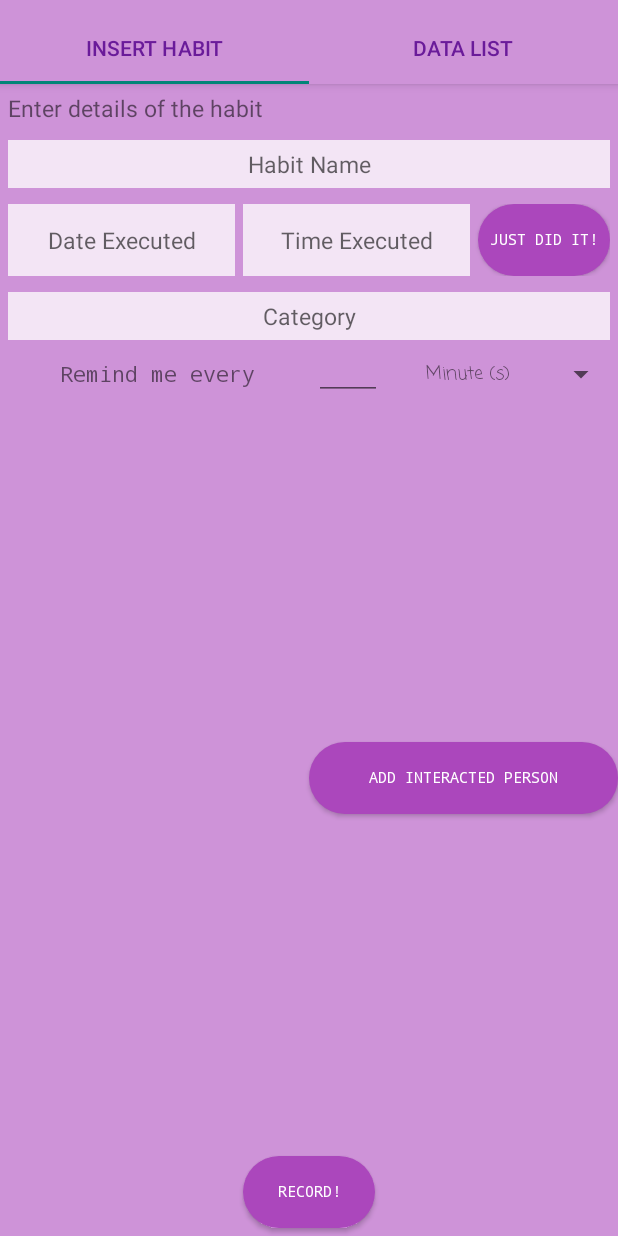
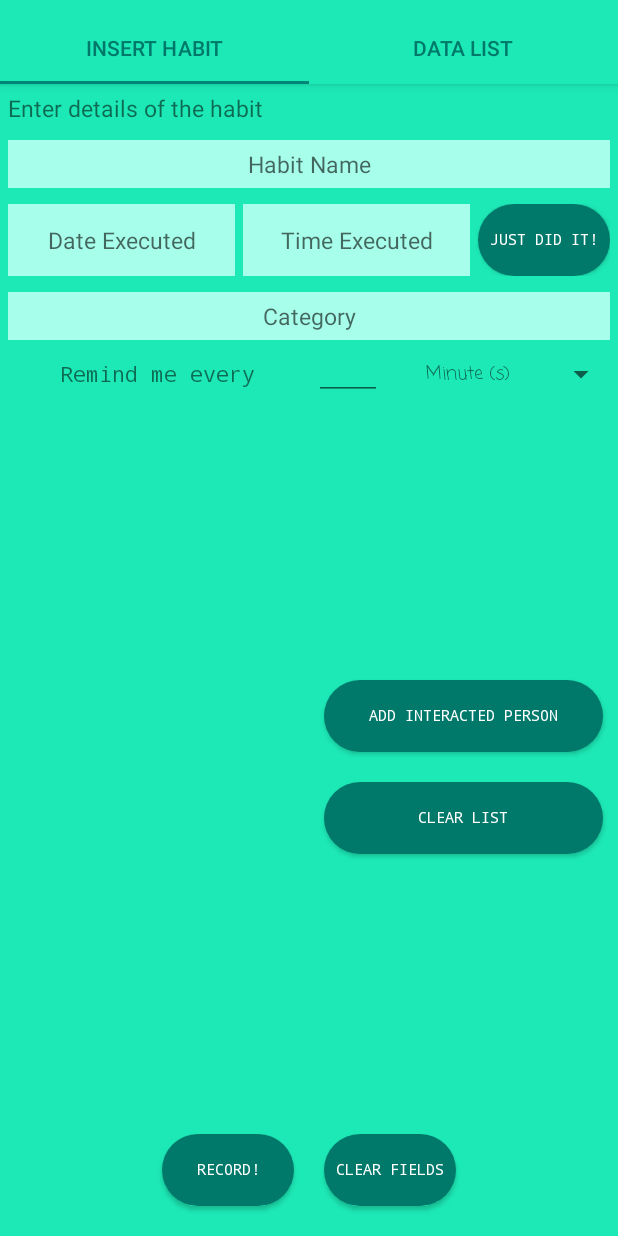
Before and after one commit to aimanuslim/Habit-Tracker, an Android app: the screen it shows after launch (TabbedActivity), on a phone screen of 412 x 824 dp. Run offline under Robolectric (Android 15) with nearby library versions, the phone set to English and light mode, and no system bars; our stand-ins replace Firebase (no records; nobody signed in at launch, a user with empty details on screens opened directly).

Commit message:
changed color, added few more buttons and revamped notifications!

```diff
--- a/app/src/main/java/com/theunheard/habitking/DataListFragment.java
+++ b/app/src/main/java/com/theunheard/habitking/DataListFragment.java
@@ -538,7 +538,7 @@ public class DataListFragment extends Fragment implements FragmentInterface {
                         habit.setName(name.getText().toString());
                         habit.setCategory(category.getText().toString());
                         habit.setReminderPeriodProperties(periodSpinner.getSelectedItemPosition(), Integer.parseInt(mult.getText().toString()));
-                        _dbHandler.updateAlarm(habit.getAlarmId(), habit.getDateLastPerformed().getTime(), habit.getRepeatingPeriodInMillis());
+                        _dbHandler.updateAlarm(habit.getAlarmId(), habit.getDateLastPerformed().getTime(), habit.getRepeatingPeriodInMillis(), habit.getName());
                         habitListAdapter.notifyDataSetChanged();
                         _dbHandler.modifyHabit(habit);
 //                        reminderFrequencyTextView.setText(habit.getReminderPeriodMultiplier().toString() + " " + habit.getReminderPerPeriodLengthModeAsString());
--- a/app/src/main/java/com/theunheard/habitking/InsertDataFragment.java
+++ b/app/src/main/java/com/theunheard/habitking/InsertDataFragment.java
@@ -61,6 +61,8 @@ public class InsertDataFragment extends Fragment implements FragmentInterface {
     private Button addPersonButton;
     private Button recordButton;
     private Button nowButton;
+    private Button clearPersonButton;
+    private Button clearFieldButton;
     private Button testButton;
     private Runnable updateAutoCompleteComponents;
 
@@ -124,7 +126,8 @@ public class InsertDataFragment extends Fragment implements FragmentInterface {
         addPersonButton = (Button) getView().findViewById(R.id.addPersonInteractedButton);
         recordButton = (Button) getView().findViewById(R.id.recordButton);
         nowButton = (Button) getView().findViewById(R.id.nowButton);
-
+        clearPersonButton = (Button) getView().findViewById(R.id.clearPersonButton);
+        clearFieldButton = (Button) getView().findViewById(R.id.clearFieldButton);
         personInteractedListView = (ListView) getView().findViewById(R.id.personInteractedListView);
 
 
@@ -244,12 +247,37 @@ public class InsertDataFragment extends Fragment implements FragmentInterface {
         setupRepetitionFrequencyField();
         setupAddInteractedPersonButton(addPersonButton);
         setupNowButton();
+        setupClearPersonButton();
+        setupClearFieldsButton();
         setupRecordButton(recordButton);
 
 
 
 
     }
+
+    private void setupClearFieldsButton(){
+        clearFieldButton.setOnClickListener(new View.OnClickListener() {
+            @Override
+            public void onClick(View view) {
+                habitNameTextView.setText("");
+                categoryTextView.setText("");
+                dateTextView.setText("");
+                timeTextView.setText("");
+            }
+        });
+    }
+
+    private void setupClearPersonButton() {
+        clearPersonButton.setOnClickListener(new View.OnClickListener() {
+            @Override
+            public void onClick(View view) {
+                person_list.clear();
+                arrayAdapter.notifyDataSetChanged();
+            }
+        });
+    }
+
 
     private void setupHabitNameAutoComplete() {
         habit_name_list = _dbHandler.getNames(_dbHandler.COL_NAME);
@@ -356,7 +384,7 @@ public class InsertDataFragment extends Fragment implements FragmentInterface {
         Date reminderTime = habit.getNextReminderTime();
         if(reminderTime != null) {
             Log.d("Next Reminder Time:", Utility.dateToString(reminderTime, Utility.dateFormat + " " + Utility.timeFormat));
-            habit.setAlarmId(_dbHandler.setAlarm(habit.getNextReminderTime().getTime(), habit.getRepeatingPeriodInMillis()));
+            habit.setAlarmId(_dbHandler.setAlarm(habit.getNextReminderTime().getTime(), habit.getRepeatingPeriodInMillis(), habit.getName()));
         }
     }
 
--- a/app/src/main/java/com/theunheard/habitking/NotificationPublisher.java
+++ b/app/src/main/java/com/theunheard/habitking/NotificationPublisher.java
@@ -15,7 +15,8 @@ import android.support.v4.app.NotificationCompat;
 public class NotificationPublisher extends BroadcastReceiver {
     @Override
     public void onReceive(Context context, Intent intent) {
-        createNotification(context, "Hey", "What up", "Alert");
+        String habitName = intent.getStringExtra("Habit Name");
+        createNotification(context, "Habit King Reminder", "I am reminding you of doing this! -> " + habitName, "Alert");
     }
 
     public void createNotification(Context context, String msg, String msgText, String msgAlert){
--- a/app/src/main/res/drawable/custom_button.xml
+++ b/app/src/main/res/drawable/custom_button.xml
@@ -4,7 +4,7 @@
         android:radius="45dp"
         />
     <solid
-        android:color="#AB47BC"
+        android:color="@color/colorGreenDark"
         />
     <padding
         android:left="0dp"
--- a/app/src/main/res/layout/activity_tabbed.xml
+++ b/app/src/main/res/layout/activity_tabbed.xml
@@ -6,7 +6,7 @@
     android:layout_width="match_parent"
     android:layout_height="match_parent"
     android:fitsSystemWindows="true"
-    android:background="@color/colorPurpleMedium"
+    android:background="@color/colorGreenMedium"
     android:orientation="vertical"
     tools:context="com.theunheard.habitking.TabbedActivity">
 
@@ -14,7 +14,7 @@
         android:id="@+id/appbar"
         android:layout_width="match_parent"
         android:layout_height="wrap_content"
-        android:background="@color/colorPurpleMedium"
+        android:background="@color/colorGreenMedium"
         android:paddingTop="@dimen/appbar_padding_top"
         android:theme="@style/AppBarOverlay">
 
@@ -22,8 +22,8 @@
             android:id="@+id/tabs"
             android:layout_width="match_parent"
             android:layout_height="wrap_content"
-            app:tabTextColor="@color/colorPurpleHigh"
-            app:tabSelectedTextColor="@color/colorPurpleHigh"
+            app:tabTextColor="@color/colorGreenDark"
+            app:tabSelectedTextColor="@color/colorGreenDark"
             />
 
     </android.support.design.widget.AppBarLayout>
--- a/app/src/main/res/layout/fragment_insert_data.xml
+++ b/app/src/main/res/layout/fragment_insert_data.xml
@@ -34,7 +34,7 @@
                 android:layout_width="match_parent"
                 android:layout_height="wrap_content"
                 android:layout_margin="5dp"
-                android:background="@color/colorPurpleSuperLight"
+                android:background="@color/colorGreenSuperLight"
                 android:hint="Habit Name"
                 android:padding="5dp"
 
@@ -60,7 +60,7 @@
                     android:layout_width="wrap_content"
                     android:layout_height="match_parent"
                     android:layout_weight="1"
-                    android:background="@color/colorPurpleSuperLight"
+                    android:background="@color/colorGreenSuperLight"
                     android:ems="8"
                     android:focusable="false"
                     android:hint="Date Executed"
@@ -76,7 +76,7 @@
                     android:layout_marginLeft="5dp"
                     android:layout_marginRight="5dp"
                     android:layout_weight="1"
-                    android:background="@color/colorPurpleSuperLight"
+                    android:background="@color/colorGreenSuperLight"
                     android:ems="8"
                     android:focusable="false"
                     android:hint="Time Executed"
@@ -104,7 +104,7 @@
                 android:layout_width="match_parent"
                 android:layout_height="wrap_content"
                 android:layout_margin="5dp"
-                android:background="@color/colorPurpleSuperLight"
+                android:background="@color/colorGreenSuperLight"
                 android:hint="Category"
                 android:inputType="text|textPersonName"
 
@@ -166,12 +166,21 @@
 
                     android:transcriptMode="alwaysScroll" />
 
+                <LinearLayout
+                    android:layout_width="0dp"
+                    android:layout_height="wrap_content"
+                    android:layout_weight="0.5"
+                    android:orientation="vertical"
+                    android:layout_gravity="center_vertical"
+                    >
+
                     <Button
                         android:id="@+id/addPersonInteractedButton"
-                    android:layout_width="0dp"
+                        android:layout_width="match_parent"
                         android:layout_height="wrap_content"
                         android:layout_gravity="center_vertical"
                         android:layout_weight="0.5"
+                        android:layout_margin="10dip"
                         android:background="@drawable/custom_button"
                         android:ems="5"
                         android:fontFamily="monospace"
@@ -183,8 +192,34 @@
 
                         />
 
+                    <Button
+                        android:id="@+id/clearPersonButton"
+                        android:layout_width="match_parent"
+                        android:layout_height="wrap_content"
+                        android:layout_gravity="center_vertical"
+                        android:layout_weight="0.5"
+                        android:layout_margin="10dip"
+                        android:background="@drawable/custom_button"
+                        android:ems="5"
+                        android:fontFamily="monospace"
+                        android:text="Clear List"
+                        android:textColor="#FFFFFFFF"
+
+                        android:textSize="10sp"
+                        android:visibility="visible"
+
+                        />
                 </LinearLayout>
 
+            </LinearLayout>
+
+
+            <LinearLayout
+                android:layout_width="wrap_content"
+                android:layout_height="wrap_content"
+                android:orientation="horizontal"
+                android:layout_gravity="center_horizontal"
+                >
 
                 <Button
 
@@ -192,16 +227,36 @@
                     android:layout_width="wrap_content"
                     android:layout_height="wrap_content"
                     android:layout_gravity="center_horizontal"
+                    android:layout_margin="10dip"
                     android:layout_marginBottom="5dp"
+                    android:layout_weight="1"
                     android:background="@drawable/custom_button"
                     android:ems="5"
+
                     android:fontFamily="monospace"
-
                     android:text="Record!"
                     android:textColor="#FFFFFFFF"
-                android:textSize="10sp"
 
-                />
+                    android:textSize="10sp" />
+
+                <Button
+
+                    android:id="@+id/clearFieldButton"
+                    android:layout_width="wrap_content"
+                    android:layout_height="wrap_content"
+                    android:layout_gravity="center_horizontal"
+                    android:layout_margin="10dip"
+                    android:layout_marginBottom="5dp"
+                    android:layout_weight="1"
+                    android:background="@drawable/custom_button"
+                    android:ems="5"
+
+                    android:fontFamily="monospace"
+                    android:text="Clear Fields"
+                    android:textColor="#FFFFFFFF"
+
+                    android:textSize="10sp" />
+            </LinearLayout>
 
 
         </LinearLayout>
--- a/app/src/main/res/layout/hk_spinner_item.xml
+++ b/app/src/main/res/layout/hk_spinner_item.xml
@@ -3,7 +3,7 @@
     android:id="@+id/spinneItemTextView"
     android:layout_width="match_parent"
     android:layout_height="wrap_content"
-    android:background="@color/colorPurpleLight"
+    android:background="@color/colorGreenLight"
     android:fontFamily="casual"
     android:text="TextView"
     android:textAlignment="center"
--- a/app/src/main/res/layout/hk_spinner_unclicked_textview.xml
+++ b/app/src/main/res/layout/hk_spinner_unclicked_textview.xml
@@ -3,7 +3,7 @@
     android:id="@+id/spinneItemTextView"
     android:layout_width="match_parent"
     android:layout_height="wrap_content"
-    android:background="@color/colorPurpleMedium"
+    android:background="@color/colorGreenMedium"
     android:fontFamily="casual"
     android:text="TextView"
     android:textAlignment="center"
--- a/app/src/main/res/values/colors.xml
+++ b/app/src/main/res/values/colors.xml
@@ -3,9 +3,9 @@
     <color name="colorPrimary">#5cdf42</color>
     <color name="colorPrimaryDark">#303F9F</color>
     <color name="colorAccent">#FF4081</color>
-    <color name="colorPurpleSuperLight">#F3E5F5</color>
-    <color name="colorPurpleLight">#E1BEE7</color>
-    <color name="colorPurpleMedium">#CE93D8</color>
-    <color name="colorPurpleHigh">#6a1b9a</color>
-    <color name="colorPurpleDark1">#8E24AA</color>
+    <color name="colorGreenSuperLight">#A7FFEB</color>
+    <color name="colorGreenLight">#64FFDA</color>
+    <color name="colorGreenMedium">#1DE9B6</color>
+    <color name="colorGreenHigh">#00BFA5</color>
+    <color name="colorGreenDark">#00796B</color>
 </resources>
```
Also changed, not shown: app/src/main/java/com/theunheard/habitking/DBHandler.java (+11 -4 lines), app/src/main/res/layout/fragment_edit_habit_fragment_dialog.xml (+41 -47 lines). Lines whose indentation alone changed are shown as unchanged.
